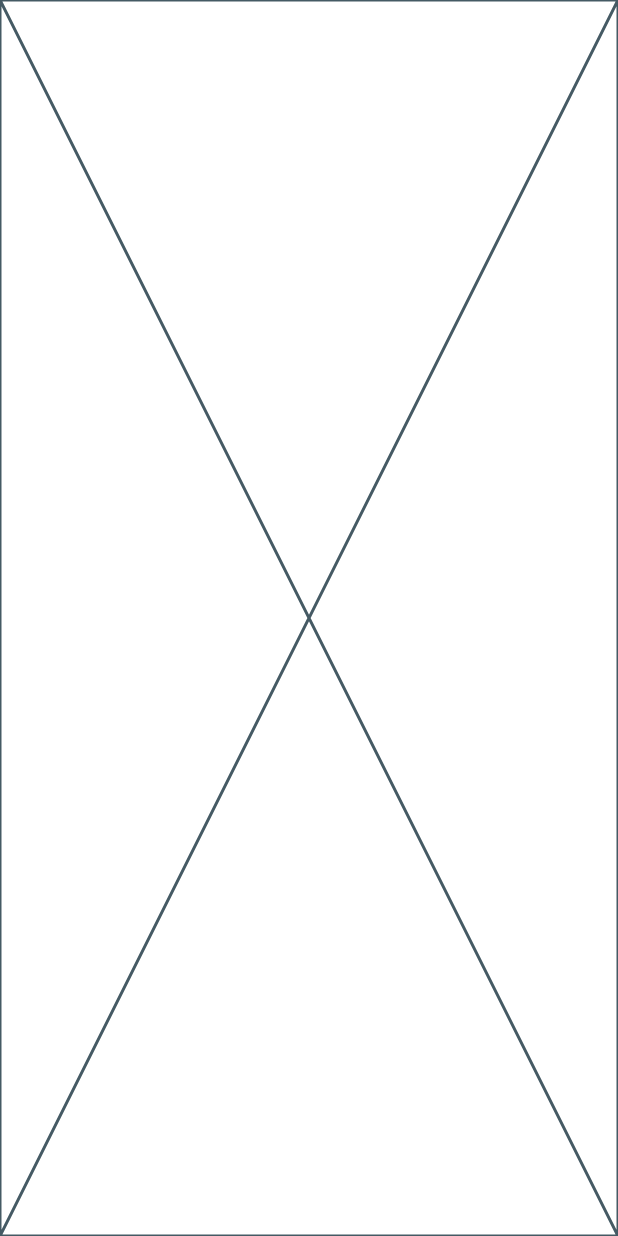
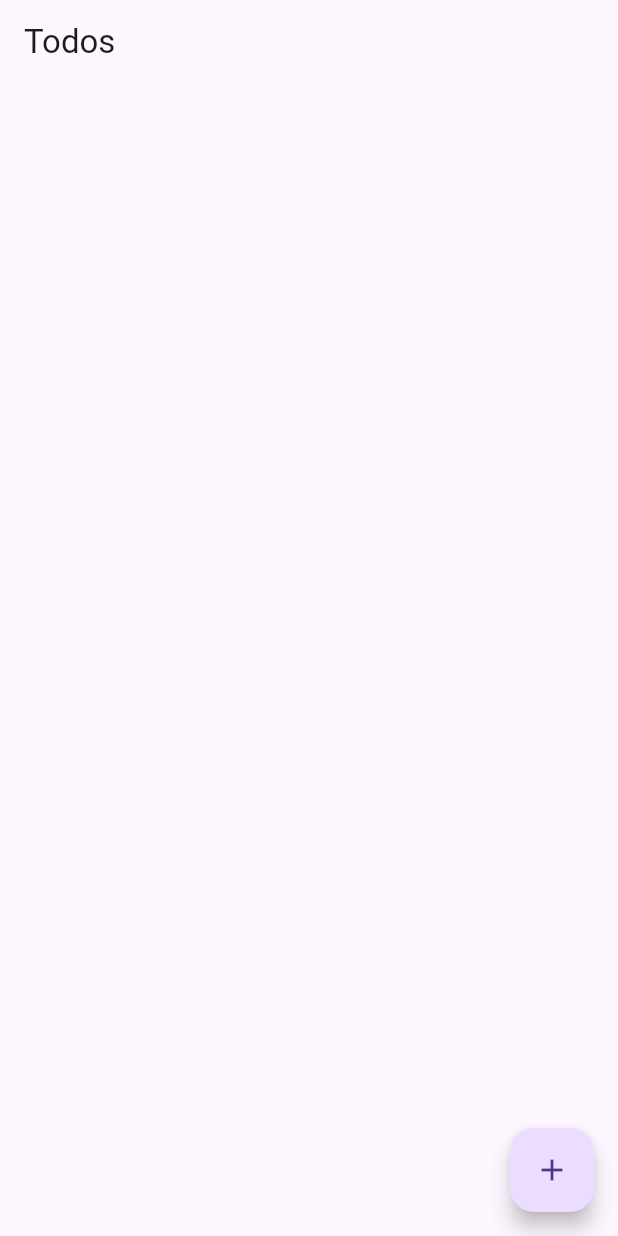
Before and after one commit to gKaustubh13/todo_app, a Flutter app: the screen it shows after launch, on a phone screen of 412 x 824 dp. Run offline on Flutter 3.47's test engine with Material 3 defaults, Android fonts, the light colour scheme and no system bars; our stand-ins replace sqflite; accounts and stored records are empty.

Commit message:
Updated view and view model

```diff
--- a/lib/features/todo/view/todo_screen.dart
+++ b/lib/features/todo/view/todo_screen.dart
@@ -1,10 +1,36 @@
 import 'package:flutter/material.dart';
+import 'package:provider/provider.dart';
+import 'package:todo_local_database/features/todo/view/create_todo_screen.dart';
+import 'package:todo_local_database/features/todo/view/widgets/todo_list_view_builder.dart';
+import 'package:todo_local_database/features/todo/view_model/todo_view_model.dart';
 
-class TodoScreen extends StatelessWidget {
+class TodoScreen extends StatefulWidget {
   const TodoScreen({super.key});
 
   @override
+  State<TodoScreen> createState() => _TodoScreenState();
+}
+
+class _TodoScreenState extends State<TodoScreen> {
+  @override
+  void initState() {
+    super.initState();
+    Future.microtask(() {
+      if (context.mounted) context.read<TodoViewModel>().fetch();
+    });
+  }
+
+  @override
   Widget build(BuildContext context) {
-    return const Placeholder();
+    return Scaffold(
+      appBar: AppBar(title: Text("Todos")),
+      body: TodoListViewBuilder(),
+      floatingActionButton: FloatingActionButton(
+        onPressed: () {
+          Navigator.of(context).push(MaterialPageRoute(builder: (context) => CreateTodoScreen() ));
+        },
+        child: const Icon(Icons.add),
+      ),
+    );
   }
 }
--- /dev/null
+++ b/lib/features/todo/view/widgets/todo_list_view_builder.dart
@@ -0,0 +1,38 @@
+import 'package:flutter/material.dart';
+import 'package:provider/provider.dart';
+import 'package:todo_local_database/features/todo/model/todo_model.dart';
+import 'package:todo_local_database/features/todo/view_model/todo_view_model.dart';
+
+class TodoListViewBuilder extends StatelessWidget {
+  const TodoListViewBuilder({
+    super.key,
+  });
+
+  @override
+  Widget build(BuildContext context) {
+    return Selector<TodoViewModel, List<TodoModel>>(
+      selector: (context, viewModel) => viewModel.todos,
+      builder: (context, todos, child) {
+        return ListView.separated(
+          separatorBuilder: (context, index) => Divider(height: 0.5),
+          itemCount: todos.length,
+          itemBuilder: (context, index) {
+            final todo = todos[index];
+            return ListTile(
+              onTap: (){},
+              title: Text(
+                todo.title,
+                style: Theme.of(context).textTheme.titleLarge,
+              ),
+              subtitle: todo.description != null
+                  ? Text(
+                      todo.description!,
+                    )
+                  : null,
+            );
+          },
+        );
+      },
+    );
+  }
+}
--- a/pubspec.yaml
+++ b/pubspec.yaml
@@ -36,6 +36,9 @@ dependencies:
   cupertino_icons: ^1.0.8
   sqflite: ^2.4.1
   provider: ^6.1.5
+  google_fonts: ^6.2.1
+  intl: ^0.20.2
+  equatable: ^2.0.7
 
 dev_dependencies:
   flutter_test:
```
Also changed, not shown: lib/features/todo/model/todo_model.dart (+21 -10 lines), lib/features/todo/view/create_todo_screen.dart (added, +15 -0 lines), lib/features/todo/view_model/todo_view_model.dart (+16 -3 lines), pubspec.lock, 3 other files.
